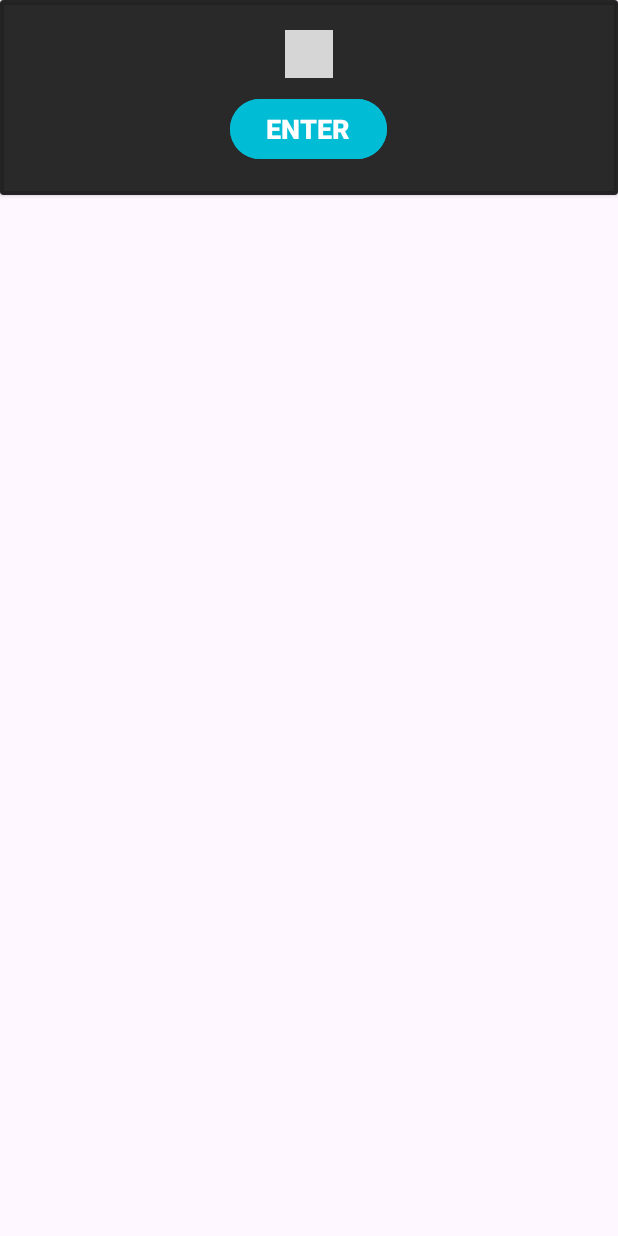
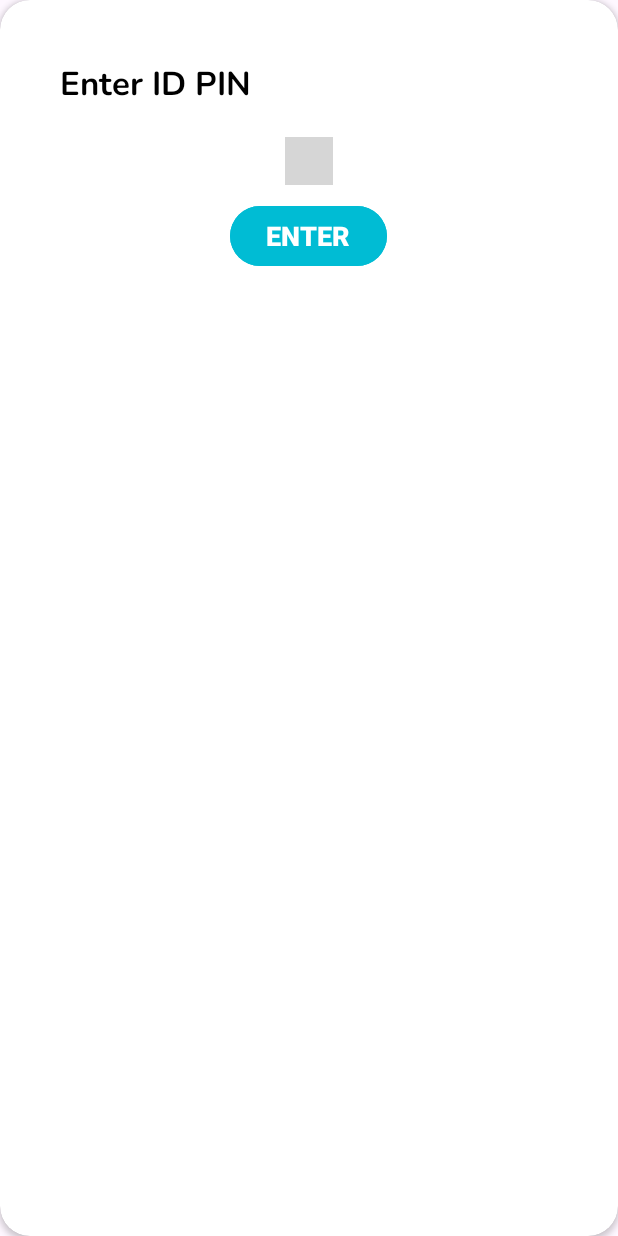
Before and after one commit to SrinivasanJP/Attendance_Biometric_System, an Android app: the layout pin_get_layout.xml on its own in the app's theme, with its tools: preview values and no code run, on a phone screen of 412 x 824 dp. Run offline under Robolectric (Android 15) with nearby library versions, the phone set to English and light mode, and no system bars; plain views replace PinView; grey boxes are pictures that could not be loaded.

Commit message:
dialog box design change

```diff
--- a/app/src/main/res/layout/pin_get_layout.xml
+++ b/app/src/main/res/layout/pin_get_layout.xml
@@ -1,17 +1,25 @@
 <?xml version="1.0" encoding="utf-8"?>
-<RelativeLayout xmlns:android="http://schemas.android.com/apk/res/android"
+<androidx.cardview.widget.CardView xmlns:android="http://schemas.android.com/apk/res/android"
     android:layout_width="match_parent"
     android:layout_height="match_parent"
+    app:cardCornerRadius="20dp"
+    app:cardBackgroundColor="@color/white"
+    android:elevation="20dp"
     xmlns:app="http://schemas.android.com/apk/res-auto">
-    <androidx.cardview.widget.CardView
-        android:layout_width="match_parent"
-        app:cardBackgroundColor="#D5000000"
-        android:layout_height="wrap_content">
         <LinearLayout
             android:layout_width="match_parent"
             android:padding="20dp"
             android:layout_height="match_parent"
             android:orientation="vertical">
+            <TextView
+                android:layout_width="wrap_content"
+                android:textColor="@color/black"
+                android:textSize="22sp"
+                android:fontFamily="@font/nb"
+                android:layout_height="wrap_content"
+                android:text="@string/enter_id_pin"
+                android:layout_margin="20dp"
+                />
             <com.chaos.view.PinView
                 android:id="@+id/pinInput"
                 style="@style/PinWidget.PinView"
@@ -20,7 +28,7 @@
                 android:cursorVisible="true"
                 android:hint="@string/password"
                 android:inputType="numberDecimal"
-                android:itemBackground="@drawable/round_corner"
+                android:itemBackground="@drawable/id_background"
                 android:padding="5dp"
                 android:textColor="@color/black"
                 android:textSize="18sp"
@@ -40,11 +48,12 @@
             <Button
                 android:layout_width="wrap_content"
                 android:layout_height="wrap_content"
-                android:text="Enter"
+                android:text="@string/enter"
                 android:id="@+id/enter"
                 android:textAllCaps="true"
                 android:textStyle="bold"
                 android:textSize="18sp"
+                android:textColor="@color/white"
                 android:layout_marginTop="10dp"
                 android:backgroundTint="#00BCD4"
                 android:layout_gravity="center"
@@ -52,7 +61,4 @@
         </LinearLayout>
 
 
-    </androidx.cardview.widget.CardView>
-
-
-</RelativeLayout>
+</androidx.cardview.widget.CardView>
--- a/app/src/main/res/values/strings.xml
+++ b/app/src/main/res/values/strings.xml
@@ -21,4 +21,6 @@
     <string name="no_network">no network</string>
     <string name="password">password</string>
     <string name="create_pin">Create PIN</string>
+    <string name="enter_id_pin">Enter ID PIN</string>
+    <string name="enter">Enter</string>
 </resources>
```
